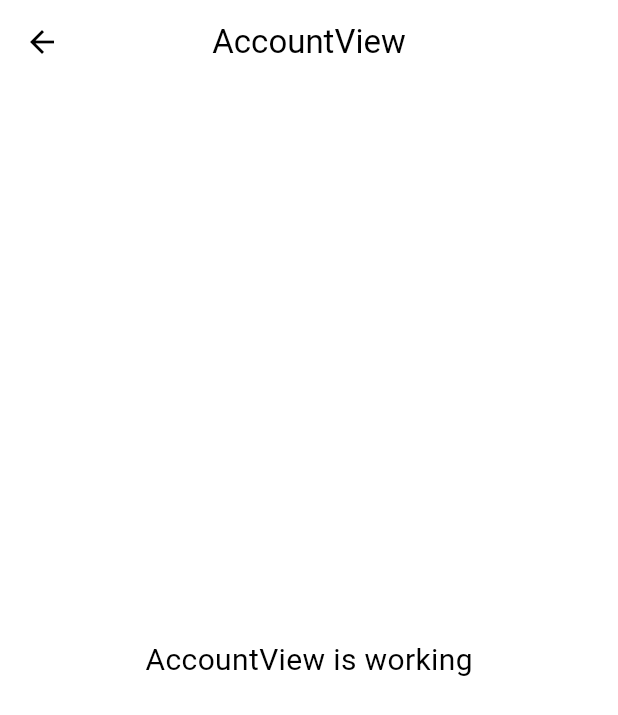
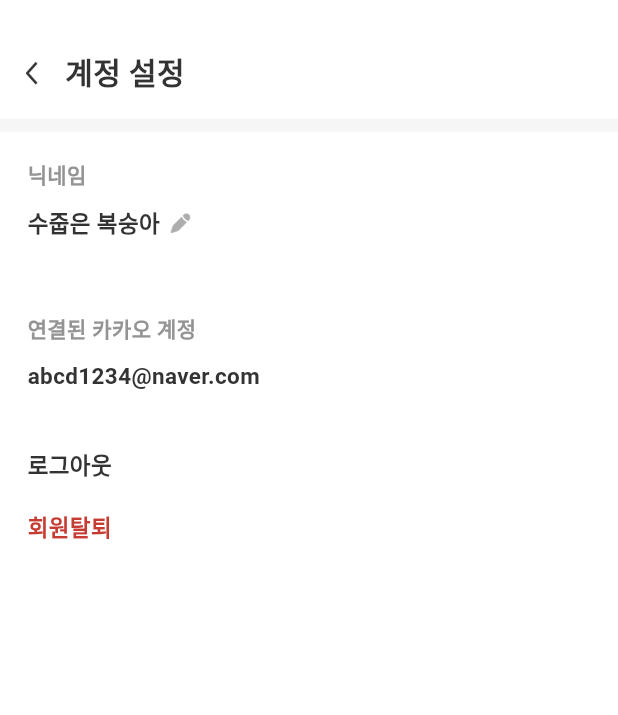
Before and after one commit to jungwuk-ryu/duty-it, a Flutter app: the AccountView screen opened by its route, on a phone screen of 412 x 824 dp. Shown: the top 715 px of the screen. Run offline on Flutter 3.47's test engine with Material 3 defaults, Android fonts, the light colour scheme and no system bars; our stand-ins replace flutter_screenutil, get, infinite_scroll_pagination; Roboto replaces fonts that are missing (Pretendard).

Commit message:
feat: AccountView 기초 UI 구현

```diff
--- a/lib/app/modules/account/controllers/account_controller.dart
+++ b/lib/app/modules/account/controllers/account_controller.dart
@@ -1,9 +1,6 @@
 import 'package:get/get.dart';
 
 class AccountController extends GetxController {
-  //TODO: Implement AccountController
-
-  final count = 0.obs;
   @override
   void onInit() {
     super.onInit();
@@ -19,5 +16,22 @@ class AccountController extends GetxController {
     super.onClose();
   }
 
-  void increment() => count.value++;
+  String getUserName() {
+    return "수줍은 복숭아";
+  }
+
+  void onUserNameEditButtonClicked() {
+
+  }
+
+  Future<bool> setUserName(String newName) async {
+    return true;
+  }
+
+  String getAccountId() {
+    return "abcd1234@naver.com";
+  }
+
+
+
 }
--- a/lib/app/modules/account/views/account_view.dart
+++ b/lib/app/modules/account/views/account_view.dart
@@ -1,6 +1,12 @@
 import 'package:flutter/material.dart';
+import 'package:flutter_screenutil/flutter_screenutil.dart';
 
 import 'package:get/get.dart';
+import 'package:myapp/app/core/constants/app_colors.dart';
+import 'package:myapp/app/modules/account/widgets/account_view_divider.dart';
+import 'package:myapp/app/modules/account/widgets/account_view_item_text.dart';
+import 'package:myapp/app/modules/account/widgets/account_view_item_title.dart';
+import 'package:myapp/gen/assets.gen.dart';
 
 import '../controllers/account_controller.dart';
 
@@ -9,14 +15,75 @@ class AccountView extends GetView<AccountController> {
   @override
   Widget build(BuildContext context) {
     return Scaffold(
-      appBar: AppBar(
-        title: const Text('AccountView'),
-        centerTitle: true,
-      ),
-      body: const Center(
-        child: Text(
-          'AccountView is working',
-          style: TextStyle(fontSize: 20),
+      backgroundColor: Colors.white,
+      body: SafeArea(
+        child: SingleChildScrollView(
+          child: Column(
+            crossAxisAlignment: CrossAxisAlignment.start,
+            children: [
+              SizedBox(height: 25.h),
+              Row(
+                children: [
+                  GestureDetector(
+                    onTap: () => Get.back(),
+                    child: Image.asset(
+                      Assets.icons.backLeft.path,
+                      width: 40.r,
+                      height: 40.h,
+                    ),
+                  ),
+                  Text(
+                    "계정 설정",
+                    style: TextStyle(
+                      color: AppColors.black,
+                      fontSize: 20,
+                      fontWeight: FontWeight.w600,
+                      height: 1.60,
+                    ),
+                  ),
+                ],
+              ),
+              SizedBox(height: 8.h),
+              AccountViewDivider(),
+              SizedBox(height: 16.h),
+              Padding(
+                  padding: EdgeInsets.symmetric(horizontal: 16.w),
+                  child: Column(
+                    crossAxisAlignment: CrossAxisAlignment.start,
+                    children: [
+                      AccountViewItemTitle("닉네임"),
+                      SizedBox(height: 8.h),
+                      Row(
+                        children: [
+                          AccountViewItemText(controller.getUserName()),
+                          GestureDetector(
+                            onTap:
+                                () => controller.onUserNameEditButtonClicked(),
+                            child: Image.asset(
+                              Assets.icons.solarPenBold.path,
+                              width: 24.w,
+                              height: 24.h,
+                            ),
+                          ),
+                        ],
+                      ),
+
+                      SizedBox(height: 42.h),
+
+                      AccountViewItemTitle("연결된 카카오 계정"),
+                      SizedBox(height: 8.h),
+                      AccountViewItemText(controller.getAccountId()),
+
+                      SizedBox(height: 32.h),
+                      AccountViewItemText("로그아웃"),
+
+                      SizedBox(height: 16.h),
+                      AccountViewItemText("회원탈퇴", color: AppColors.main),
+                    ],
+                  ),
+                ),
+            ],
+          ),
         ),
       ),
     );
--- /dev/null
+++ b/lib/app/modules/account/widgets/account_view_divider.dart
@@ -0,0 +1,16 @@
+import 'package:flutter/material.dart';
+import 'package:flutter_screenutil/flutter_screenutil.dart';
+import 'package:myapp/app/core/constants/app_colors.dart';
+
+class AccountViewDivider extends StatelessWidget {
+  const AccountViewDivider({super.key});
+
+  @override
+  Widget build(BuildContext context) {
+    return SizedBox(
+      height: 8.h,
+      width: double.infinity,
+      child: ColoredBox(color: AppColors.g01),
+    );
+  }
+}
--- /dev/null
+++ b/lib/app/modules/account/widgets/account_view_item_text.dart
@@ -0,0 +1,22 @@
+import 'package:flutter/material.dart';
+import 'package:myapp/app/core/constants/app_colors.dart';
+
+class AccountViewItemText extends StatelessWidget {
+  final String text;
+  final Color? color;
+
+  const AccountViewItemText(this.text, {super.key, this.color});
+
+  @override
+  Widget build(BuildContext context) {
+    return Text(
+      text,
+      style: TextStyle(
+        fontSize: 15,
+        fontWeight: FontWeight.w600,
+        height: 1.60,
+        color: color ?? AppColors.black,
+      ),
+    );
+  }
+}
--- /dev/null
+++ b/lib/app/modules/account/widgets/account_view_item_title.dart
@@ -0,0 +1,21 @@
+import 'package:flutter/material.dart';
+import 'package:myapp/app/core/constants/app_colors.dart';
+
+class AccountViewItemTitle extends StatelessWidget {
+  final String text;
+
+  const AccountViewItemTitle(this.text, {super.key});
+
+  @override
+  Widget build(BuildContext context) {
+    return Text(
+      text,
+      style: TextStyle(
+        fontSize: 14,
+        fontWeight: FontWeight.w600,
+        height: 1.60,
+        color: AppColors.g05,
+      ),
+    );
+  }
+}
--- a/lib/gen/assets.gen.dart
+++ b/lib/gen/assets.gen.dart
@@ -15,6 +15,10 @@ class $AssetsIconsGen {
   /// File path: assets/icons/back-filled.png
   AssetGenImage get backFilled =>
       const AssetGenImage('assets/icons/back-filled.png');
+
+  /// File path: assets/icons/back-left.png
+  AssetGenImage get backLeft =>
+      const AssetGenImage('assets/icons/back-left.png');
 
   /// File path: assets/icons/bookmark-sharp.png
   AssetGenImage get bookmarkSharp =>
@@ -35,14 +39,20 @@ class $AssetsIconsGen {
   AssetGenImage get quillHamburger =>
       const AssetGenImage('assets/icons/quill_hamburger.png');
 
+  /// File path: assets/icons/solar_pen-bold.png
+  AssetGenImage get solarPenBold =>
+      const AssetGenImage('assets/icons/solar_pen-bold.png');
+
   /// List of all assets
   List<AssetGenImage> get values => [
     backFilled,
+    backLeft,
     bookmarkSharp,
     close,
     iconamoonSearch,
     mageFilter,
     quillHamburger,
+    solarPenBold,
   ];
 }
 
```
Also changed, not shown: assets/icons/1.0x/back-left.png (added), assets/icons/1.0x/solar_pen-bold.png (added), assets/icons/1.5x/back-left.png (added), assets/icons/1.5x/solar_pen-bold.png (added), assets/icons/2.0x/back-left.png (added), assets/icons/2.0x/solar_pen-bold.png (added), assets/icons/3.0x/back-left.png (added), assets/icons/3.0x/solar_pen-bold.png (added), assets/icons/4.0x/back-left.png (added), assets/icons/4.0x/solar_pen-bold.png (added), assets/icons/back-left.png (added), assets/icons/solar_pen-bold.png (added).
